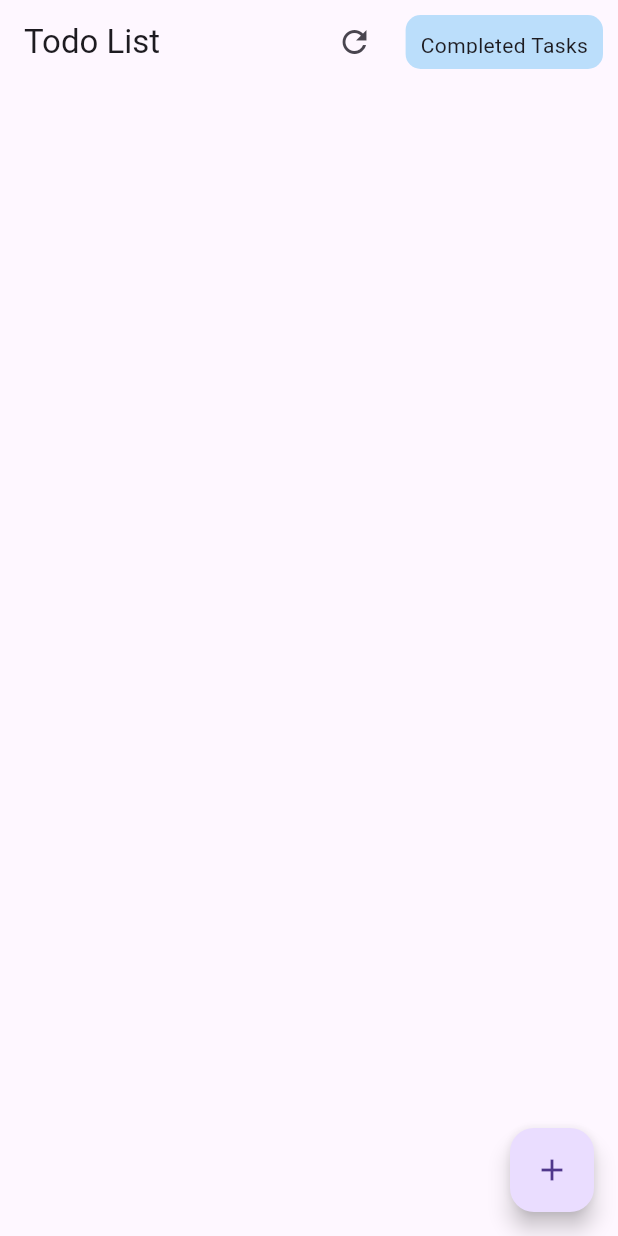
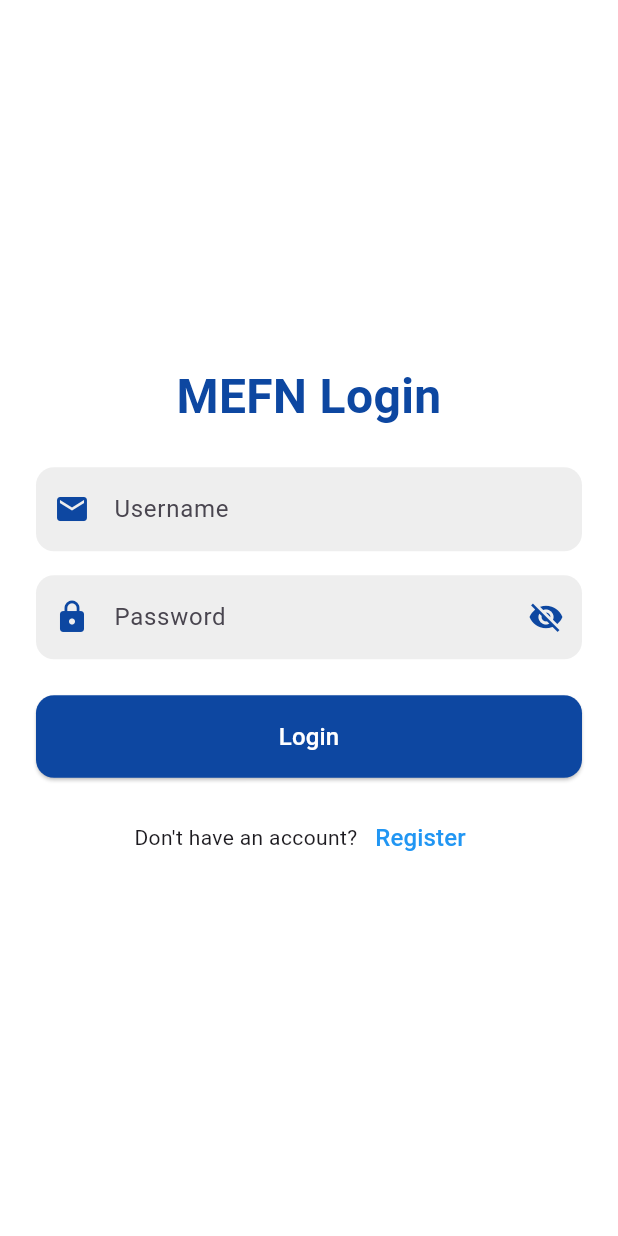
Before and after one commit to basedharsh/MEFN, a Flutter app: the screen it shows after launch, on a phone screen of 412 x 824 dp. Run offline on Flutter 3.47's test engine with Material 3 defaults, Android fonts, the phone set to English and light mode, and no system bars.

Commit message:
Jwt auth done: there is some error in completed part will sort it out also have to appllyshared pref to store the login of user

```diff
--- /dev/null
+++ b/lib/loginPage.dart
@@ -0,0 +1,176 @@
+import 'dart:convert';
+
+import 'package:flutter/foundation.dart';
+import 'package:flutter/material.dart';
+import 'package:todots/Register.dart';
+import 'package:todots/configUrl.dart';
+import 'package:todots/toDoPage.dart';
+import 'package:http/http.dart' as http;
+
+class LoginPage extends StatefulWidget {
+  const LoginPage({super.key});
+
+  @override
+  LoginPageState createState() => LoginPageState();
+}
+
+class LoginPageState extends State<LoginPage> {
+  final _UsernameController = TextEditingController();
+  final _passwordController = TextEditingController();
+  bool _passwordVisible = false;
+
+  @override
+  void dispose() {
+    _UsernameController.dispose();
+    _passwordController.dispose();
+    super.dispose();
+  }
+
+  Future<void> _loginUsingJwtToken() async {
+    String url = '${Config.baseUrl}/login';
+    String username = _UsernameController.text;
+    String password = _passwordController.text;
+    try {
+      final response = await http.post(
+        Uri.parse(url),
+        headers: {'Content-Type': 'application/json'},
+        body: jsonEncode({
+          'username': username,
+          'password': password,
+        }),
+      );
+      if (response.statusCode == 200) {
+        String jwtToken = jsonDecode(response.body)['token'];
+        Navigator.push(
+          context,
+          MaterialPageRoute(
+              builder: (context) => TodoListScreen(
+                    jwtToken: jwtToken,
+                  )),
+        );
+      } else {
+        if (kDebugMode) {
+          print('Failed to login: ${response.statusCode}');
+        }
+        if (kDebugMode) {
+          print('Response body: ${response.body}');
+        }
+      }
+    } catch (e) {
+      if (kDebugMode) {
+        print('Error: $e');
+      }
+    }
+  }
+
+  @override
+  Widget build(BuildContext context) {
+    return Scaffold(
+      backgroundColor: Colors.white,
+      body: Center(
+        child: SingleChildScrollView(
+          padding: const EdgeInsets.symmetric(horizontal: 24.0),
+          child: Column(
+            mainAxisAlignment: MainAxisAlignment.center,
+            crossAxisAlignment: CrossAxisAlignment.stretch,
+            children: [
+              Text(
+                'MEFN Login',
+                textAlign: TextAlign.center,
+                style: TextStyle(
+                  fontSize: 32,
+                  fontWeight: FontWeight.bold,
+                  color: Colors.blue[900],
+                ),
+              ),
+              const SizedBox(height: 24),
+              TextField(
+                controller: _UsernameController,
+                decoration: InputDecoration(
+                  filled: true,
+                  fillColor: Colors.grey[200],
+                  hintText: 'Username',
+                  prefixIcon: Icon(Icons.email, color: Colors.blue[900]),
+                  border: OutlineInputBorder(
+                    borderRadius: BorderRadius.circular(12.0),
+                    borderSide: BorderSide.none,
+                  ),
+                ),
+              ),
+              const SizedBox(height: 16),
+              TextField(
+                controller: _passwordController,
+                obscureText: !_passwordVisible,
+                decoration: InputDecoration(
+                  filled: true,
+                  fillColor: Colors.grey[200],
+                  hintText: 'Password',
+                  prefixIcon: Icon(Icons.lock, color: Colors.blue[900]),
+                  suffixIcon: IconButton(
+                    icon: Icon(
+                      _passwordVisible
+                          ? Icons.visibility
+                          : Icons.visibility_off,
+                      color: Colors.blue[900],
+                    ),
+                    onPressed: () {
+                      setState(() {
+                        _passwordVisible = !_passwordVisible;
+                      });
+                    },
+                  ),
+                  border: OutlineInputBorder(
+                    borderRadius: BorderRadius.circular(12.0),
+                    borderSide: BorderSide.none,
+                  ),
+                ),
+              ),
+              const SizedBox(height: 24),
+              ElevatedButton(
+                onPressed: _loginUsingJwtToken,
+                style: ElevatedButton.styleFrom(
+                  backgroundColor: Colors.blue[900],
+                  padding: const EdgeInsets.symmetric(vertical: 16.0),
+                  shape: RoundedRectangleBorder(
+                    borderRadius: BorderRadius.circular(12.0),
+                  ),
+                ),
+                child: const Text(
+                  'Login',
+                  style: TextStyle(
+                    fontSize: 16,
+                    color: Colors.white,
+                  ),
+                ),
+              ),
+              const SizedBox(height: 16),
+              Row(
+                mainAxisAlignment: MainAxisAlignment.center,
+                children: [
+                  const Text('Don\'t have an account?'),
+                  TextButton(
+                    onPressed: () {
+                      Navigator.push(
+                        context,
+                        MaterialPageRoute(
+                          builder: (context) => const RegisterPage(),
+                        ),
+                      );
+                    },
+                    child: const Text(
+                      'Register',
+                      style: TextStyle(
+                        fontSize: 16,
+                        color: Colors.blue,
+                      ),
+                    ),
+                  ),
+                ],
+              ),
+            ],
+          ),
+        ),
+      ),
+    );
+  }
+}
--- a/lib/main.dart
+++ b/lib/main.dart
@@ -1,4 +1,5 @@
 import 'package:flutter/material.dart';
+import 'package:todots/loginPage.dart';
 import 'package:todots/toDoPage.dart';
 
 void main() {
@@ -16,7 +17,7 @@ class MyApp extends StatelessWidget {
         primarySwatch: Colors.blue,
         visualDensity: VisualDensity.adaptivePlatformDensity,
       ),
-      home: const TodoListScreen(),
+      home: const LoginPage(),
     );
   }
 }
```
Also changed, not shown: lib/Register.dart (added, +171 -0 lines), lib/completedTask.dart (+6 -2 lines), lib/toDoClass.dart (+11 -6 lines), lib/toDoPage.dart (+36 -8 lines), 2 other files.
